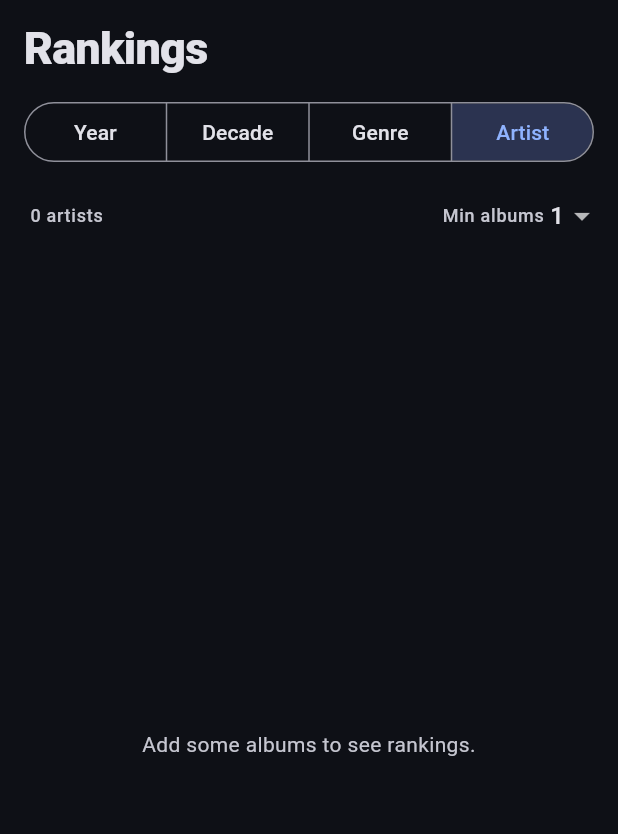
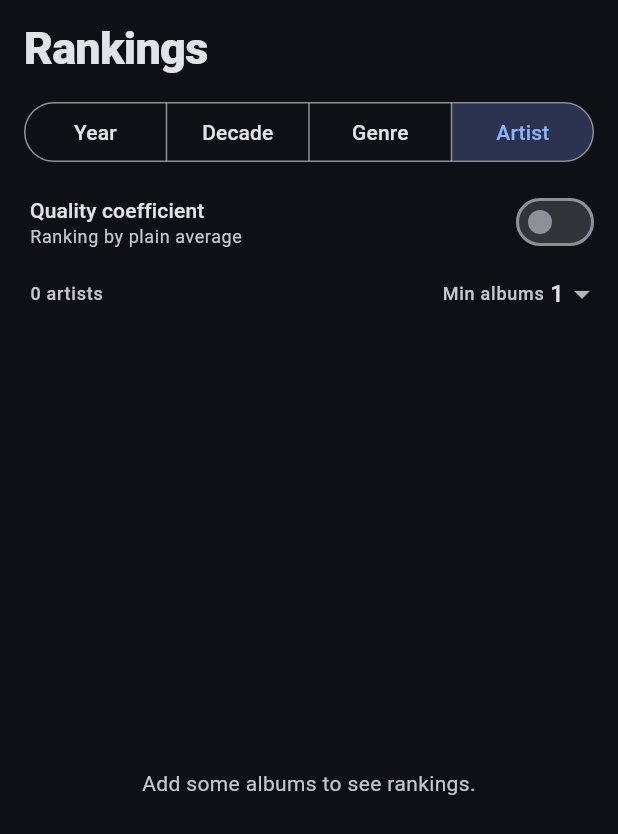
Before and after one commit to ncpawlak/albumRanker, a Flutter app: the RankingsScreen screen opened directly, on a phone screen of 412 x 824 dp. Shown: the top 834 px of the screen. Run offline on Flutter 3.47's test engine with Material 3 defaults, Android fonts, the phone set to English and light mode, and no system bars; our stand-ins replace file_picker, shared_preferences; accounts and stored records are empty.

Commit message:
Add quality coefficient toggle to rankings
Optional score (sum + 5*2) / (count + 2) that pulls small groups toward 5,
so groups with many good albums can outrank a single high-rated one.
When on, groups rank and display by the one-decimal score.

Co-authored-by: Copilot App <223556219+Copilot@users.noreply.github.com>

```diff
--- a/lib/data/settings_controller.dart
+++ b/lib/data/settings_controller.dart
@@ -3,14 +3,27 @@ import 'package:shared_preferences/shared_preferences.dart';
 
 class SettingsController extends ChangeNotifier {
   SettingsController(this._prefs)
-      : _themeMode = _prefs.getString(_themeKey) == 'light' ? ThemeMode.light : ThemeMode.dark;
+      : _themeMode = _prefs.getString(_themeKey) == 'light' ? ThemeMode.light : ThemeMode.dark,
+        _qualityCoefficient = _prefs.getBool(_qualityKey) ?? false;
 
   static const _themeKey = 'album_ranker.theme';
+  static const _qualityKey = 'album_ranker.qualityCoefficient';
 
   final SharedPreferences _prefs;
   ThemeMode _themeMode;
+  bool _qualityCoefficient;
 
   ThemeMode get themeMode => _themeMode;
+
+  /// Rank groups by quality score (1 decimal) instead of whole-number average.
+  bool get qualityCoefficient => _qualityCoefficient;
+
+  Future<void> setQualityCoefficient(bool value) async {
+    if (value == _qualityCoefficient) return;
+    _qualityCoefficient = value;
+    notifyListeners();
+    await _prefs.setBool(_qualityKey, value);
+  }
 
   Future<void> setThemeMode(ThemeMode mode) async {
     if (mode == _themeMode) return;
--- a/lib/logic/ranking.dart
+++ b/lib/logic/ranking.dart
@@ -16,6 +16,7 @@ class RankedGroup {
     required this.label,
     required this.rank,
     required this.average,
+    required this.qualityTenths,
     required this.albums,
   });
 
@@ -26,10 +27,32 @@ class RankedGroup {
   /// Whole-number average rating (rounded half up).
   final int average;
 
+  /// Quality score in tenths (63 = 6.3); see [qualityTenthsFor].
+  final int qualityTenths;
+
   /// Albums in this group, highest rated first.
   final List<Album> albums;
 
   int get count => albums.length;
+  double get quality => qualityTenths / 10;
+}
+
+/// Neutral rating that small groups are pulled toward by the quality coefficient.
+const qualityPrior = 5;
+
+/// How many phantom [qualityPrior]-star albums every group is padded with.
+/// 2 was the midpoint of the strengths (1.5–3) that ranked a set of test
+/// scenarios fairly, e.g. four 7s (6.3) beat one 8 (6.0), while twenty 6s
+/// (5.9) still lose to three 8s (6.8).
+const qualityWeight = 2;
+
+/// Quality coefficient: (sum + prior * weight) / (count + weight), returned in
+/// tenths and rounded half up with integer math.
+int qualityTenthsFor(int sum, int count) {
+  if (count <= 0) throw ArgumentError.value(count, 'count', 'must be > 0');
+  final numerator = 10 * (sum + qualityPrior * qualityWeight);
+  final den = count + qualityWeight;
+  return (2 * numerator + den) ~/ (2 * den);
 }
 
 /// Rounds sum/count to the nearest whole number, halves rounding up.
@@ -53,7 +76,10 @@ int compareAlbumsByRating(Album a, Album b) {
 /// 1, 2, 2, 4). Within a tie, groups with more albums are listed first, then
 /// alphabetically by label. Groups with fewer than [minAlbums] albums are
 /// excluded before ranking.
-List<RankedGroup> rankGroups(List<Album> albums, GroupBy by, {int minAlbums = 1}) {
+///
+/// With [useQuality], groups are ranked by their one-decimal quality score
+/// instead; the same tie rules apply to equal scores.
+List<RankedGroup> rankGroups(List<Album> albums, GroupBy by, {int minAlbums = 1, bool useQuality = false}) {
   final buckets = <String, List<Album>>{};
   final labels = <String, String>{};
   for (final album in albums) {
@@ -62,16 +88,25 @@ List<RankedGroup> rankGroups(List<Album> albums, GroupBy by, {int minAlbums = 1}
     labels.putIfAbsent(key, () => label);
   }
 
-  final unranked = <({String key, String label, int average, List<Album> albums})>[];
+  final unranked = <({String key, String label, int average, int quality, List<Album> albums})>[];
   buckets.forEach((key, list) {
     if (list.length < minAlbums) return;
     final sum = list.fold<int>(0, (s, a) => s + a.rating);
     list.sort(compareAlbumsByRating);
-    unranked.add((key: key, label: labels[key]!, average: roundedAverage(sum, list.length), albums: list));
+    unranked.add((
+      key: key,
+      label: labels[key]!,
+      average: roundedAverage(sum, list.length),
+      quality: qualityTenthsFor(sum, list.length),
+      albums: list,
+    ));
   });
 
+  int score(({String key, String label, int average, int quality, List<Album> albums}) g) =>
+      useQuality ? g.quality : g.average;
+
   unranked.sort((a, b) {
-    final byAvg = b.average.compareTo(a.average);
+    final byAvg = score(b).compareTo(score(a));
     if (byAvg != 0) return byAvg;
     final byCount = b.albums.length.compareTo(a.albums.length);
     if (byCount != 0) return byCount;
@@ -81,8 +116,15 @@ List<RankedGroup> rankGroups(List<Album> albums, GroupBy by, {int minAlbums = 1}
   final result = <RankedGroup>[];
   for (var i = 0; i < unranked.length; i++) {
     final g = unranked[i];
-    final rank = (i > 0 && unranked[i - 1].average == g.average) ? result[i - 1].rank : i + 1;
-    result.add(RankedGroup(key: g.key, label: g.label, rank: rank, average: g.average, albums: g.albums));
+    final rank = (i > 0 && score(unranked[i - 1]) == score(g)) ? result[i - 1].rank : i + 1;
+    result.add(RankedGroup(
+      key: g.key,
+      label: g.label,
+      rank: rank,
+      average: g.average,
+      qualityTenths: g.quality,
+      albums: g.albums,
+    ));
   }
   return result;
 }
--- a/lib/ui/group_detail_screen.dart
+++ b/lib/ui/group_detail_screen.dart
@@ -14,13 +14,15 @@ class GroupDetailScreen extends StatelessWidget {
 
   @override
   Widget build(BuildContext context) {
-    final repo = AppScope.of(context).repository;
+    final scope = AppScope.of(context);
+    final repo = scope.repository;
     final theme = Theme.of(context);
     return ListenableBuilder(
-      listenable: repo,
+      listenable: Listenable.merge([repo, scope.settings]),
       builder: (context, _) {
+        final quality = scope.settings.qualityCoefficient;
         RankedGroup? group;
-        for (final g in rankGroups(repo.albums, groupBy)) {
+        for (final g in rankGroups(repo.albums, groupBy, useQuality: quality)) {
           if (g.key == groupKey) group = g;
         }
         return Scaffold(
@@ -38,7 +40,9 @@ class GroupDetailScreen extends StatelessWidget {
                       padding: const EdgeInsets.fromLTRB(20, 4, 20, 16),
                       child: Row(
                         children: [
-                          RatingBadge(group.average, size: 56),
+                          quality
+                              ? RatingBadge(group.quality, size: 56, decimals: 1)
+                              : RatingBadge(group.average, size: 56),
                           const SizedBox(width: 16),
                           Column(
                             crossAxisAlignment: CrossAxisAlignment.start,
@@ -47,6 +51,7 @@ class GroupDetailScreen extends StatelessWidget {
                                   style: theme.textTheme.titleMedium),
                               const SizedBox(height: 2),
                               Text(
+                                '${quality ? 'Quality ${group.quality.toStringAsFixed(1)} · ' : ''}'
                                 'Average ${group.average}/10 · ${group.count} album${group.count == 1 ? '' : 's'}',
                                 style: theme.textTheme.bodyMedium
                                     ?.copyWith(color: theme.colorScheme.onSurfaceVariant),
--- a/lib/ui/rankings_screen.dart
+++ b/lib/ui/rankings_screen.dart
@@ -18,14 +18,17 @@ class _RankingsScreenState extends State<RankingsScreen> {
 
   @override
   Widget build(BuildContext context) {
-    final repo = AppScope.of(context).repository;
+    final scope = AppScope.of(context);
+    final repo = scope.repository;
+    final settings = scope.settings;
     final theme = Theme.of(context);
     return Scaffold(
       appBar: AppBar(title: const Text('Rankings'), centerTitle: false, toolbarHeight: 64),
       body: ListenableBuilder(
-        listenable: repo,
+        listenable: Listenable.merge([repo, settings]),
         builder: (context, _) {
-          final groups = rankGroups(repo.albums, _groupBy, minAlbums: _minAlbums);
+          final quality = settings.qualityCoefficient;
+          final groups = rankGroups(repo.albums, _groupBy, minAlbums: _minAlbums, useQuality: quality);
           return Column(
             children: [
               Padding(
@@ -40,6 +43,32 @@ class _RankingsScreenState extends State<RankingsScreen> {
                     selected: {_groupBy},
                     onSelectionChanged: (s) => setState(() => _groupBy = s.first),
                   ),
+                ),
+              ),
+              Padding(
+                padding: const EdgeInsets.fromLTRB(20, 4, 12, 0),
+                child: Row(
+                  children: [
+                    Expanded(
+                      child: Column(
+                        crossAxisAlignment: CrossAxisAlignment.start,
+                        children: [
+                          Text('Quality coefficient', style: theme.textTheme.titleSmall),
+                          Text(
+                            quality
+                                ? 'Rewards groups with many good albums'
+                                : 'Ranking by plain average',
+                            style: theme.textTheme.bodySmall?.copyWith(color: theme.colorScheme.onSurfaceVariant),
+                          ),
+                        ],
+                      ),
+                    ),
+                    Switch(
+                      key: const ValueKey('quality-toggle'),
+                      value: quality,
+                      onChanged: settings.setQualityCoefficient,
+                    ),
+                  ],
                 ),
               ),
               Padding(
@@ -83,6 +112,7 @@ class _RankingsScreenState extends State<RankingsScreen> {
                         itemCount: groups.length,
                         itemBuilder: (context, i) => _GroupRow(
                           group: groups[i],
+                          quality: quality,
                           onTap: () => Navigator.of(context).push(MaterialPageRoute(
                             builder: (_) => GroupDetailScreen(groupBy: _groupBy, groupKey: groups[i].key),
                           )),
@@ -98,9 +128,10 @@ class _RankingsScreenState extends State<RankingsScreen> {
 }
 
 class _GroupRow extends StatelessWidget {
-  const _GroupRow({required this.group, required this.onTap});
+  const _GroupRow({required this.group, required this.quality, required this.onTap});
 
   final RankedGroup group;
+  final bool quality;
   final VoidCallback onTap;
 
   @override
@@ -134,13 +165,16 @@ class _GroupRow extends StatelessWidget {
                       style: theme.textTheme.titleMedium?.copyWith(fontSize: 16)),
                   const SizedBox(height: 3),
                   Text(
-                    '${group.count} album${group.count == 1 ? '' : 's'}',
+                    '${group.count} album${group.count == 1 ? '' : 's'}'
+                    '${quality ? ' · avg ${group.average}' : ''}',
                     style: theme.textTheme.bodySmall?.copyWith(color: theme.colorScheme.onSurfaceVariant),
                   ),
                 ],
               ),
             ),
-            RatingBadge(group.average, size: 38),
+            quality
+                ? RatingBadge(group.quality, size: 38, decimals: 1)
+                : RatingBadge(group.average, size: 38),
             const SizedBox(width: 4),
             Icon(Icons.chevron_right_rounded, color: theme.colorScheme.onSurfaceVariant),
           ],
```
Also changed, not shown: lib/theme/rating_colors.dart (+9 -8 lines), lib/ui/widgets/rating_widgets.dart (+6 -3 lines), 1 other file.
